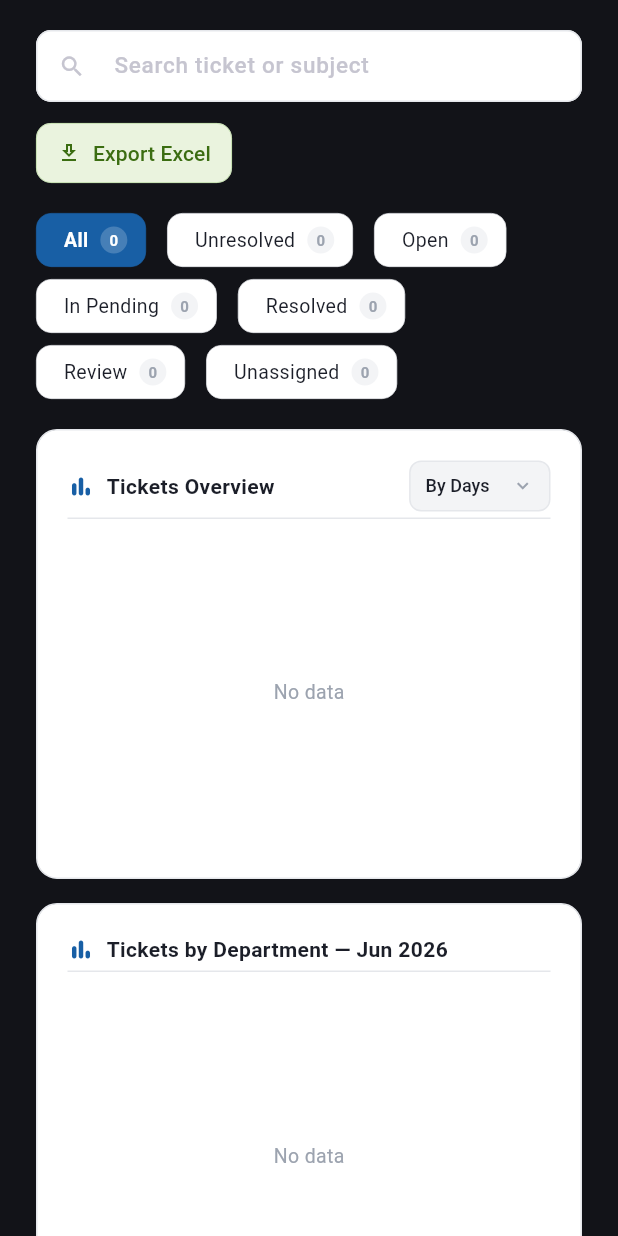
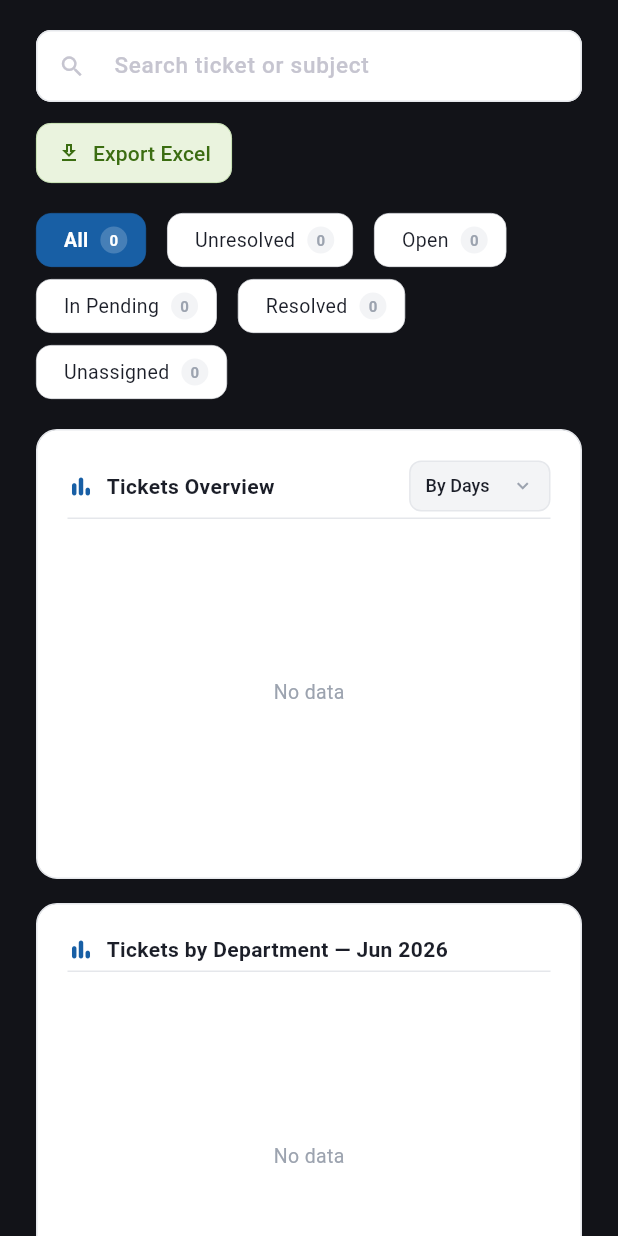
Before and after one commit to Cuna23/adastra_portal, a Flutter app: the IncidentAdminView widget shown alone on an empty page, opened directly with empty values, on a phone screen of 412 x 824 dp. Run offline on Flutter 3.47's test engine with Material 3 defaults, Android fonts, the phone set to English and light mode, and no system bars; our stand-ins replace file_picker, fl_chart; missing offline and left inert: excel, universal_html; accounts and stored records are empty; network calls fail.

Commit message:
buang review ticketing

```diff
--- a/lib/app/module/it/ticketing/incident/view model/incident_vm.dart
+++ b/lib/app/module/it/ticketing/incident/view model/incident_vm.dart
@@ -91,7 +91,6 @@ class IncidentVM extends ChangeNotifier {
       _incidents.where((i) => i.status == 'In Pending').length;
   int get countResolved =>
       _incidents.where((i) => i.status == 'Resolved').length;
-  int get countReview => _incidents.where((i) => i.status == 'Review').length;
   int get countUnassigned =>
       _incidents.where((i) => i.assignedUser == null).length;
 
--- a/lib/app/module/it/ticketing/incident/view/incidentAdmin_view.dart
+++ b/lib/app/module/it/ticketing/incident/view/incidentAdmin_view.dart
@@ -174,7 +174,6 @@ class _IncidentAdminViewState extends State<IncidentAdminView> {
                 countOpen: vm.countOpen,
                 countInPending: vm.countInPending,
                 countResolved: vm.countResolved,
-                countReview: vm.countReview,
                 countUnassigned: vm.countUnassigned,
                 onSelect: vm.setFilter,
               ),
--- a/lib/app/module/it/ticketing/incident/view/widget/incDetailDialog.dart
+++ b/lib/app/module/it/ticketing/incident/view/widget/incDetailDialog.dart
@@ -427,7 +427,7 @@ class _IncDetailPageState extends State<IncDetailPage> {
                 _editableDropdown(
                   label: 'Update Status',
                   value: _selectedStatus,
-                  items: ['Open', 'In Pending', 'Resolved', 'Review'],
+                  items: ['Open', 'In Pending', 'Resolved'],
                   onChanged: (val) => setState(() => _selectedStatus = val),
                 ),
                 _editableDropdown(
@@ -748,8 +748,6 @@ class _IncDetailPageState extends State<IncDetailPage> {
         return (bg: const Color(0xFFF1EFE8), fg: const Color(0xFF5F5E5A));
       case 'Resolved':
         return (bg: const Color(0xFFEAF3DE), fg: const Color(0xFF3B6D11));
-      case 'Review':
-        return (bg: const Color(0xFFEFE6F8), fg: const Color(0xFF6B3FA0));
       default:
         return (bg: const Color(0xFFF1EFE8), fg: const Color(0xFF5F5E5A));
     }
--- a/lib/app/module/it/ticketing/incident/view/widget/tabBar_Inc.dart
+++ b/lib/app/module/it/ticketing/incident/view/widget/tabBar_Inc.dart
@@ -7,7 +7,6 @@ class StatusTabBarInc extends StatelessWidget {
   final int countOpen;
   final int countInPending;
   final int countResolved;
-  final int countReview;
   final int countUnassigned;
   final void Function(String status) onSelect;
 
@@ -19,7 +18,6 @@ class StatusTabBarInc extends StatelessWidget {
     required this.countOpen,
     required this.countInPending,
     required this.countResolved,
-    required this.countReview,
     required this.countUnassigned,
     required this.onSelect,
   });
@@ -32,7 +30,6 @@ class StatusTabBarInc extends StatelessWidget {
       ('Open', countOpen),
       ('In Pending', countInPending),
       ('Resolved', countResolved),
-      ('Review', countReview),
       ('Unassigned', countUnassigned),
     ];
 
```
